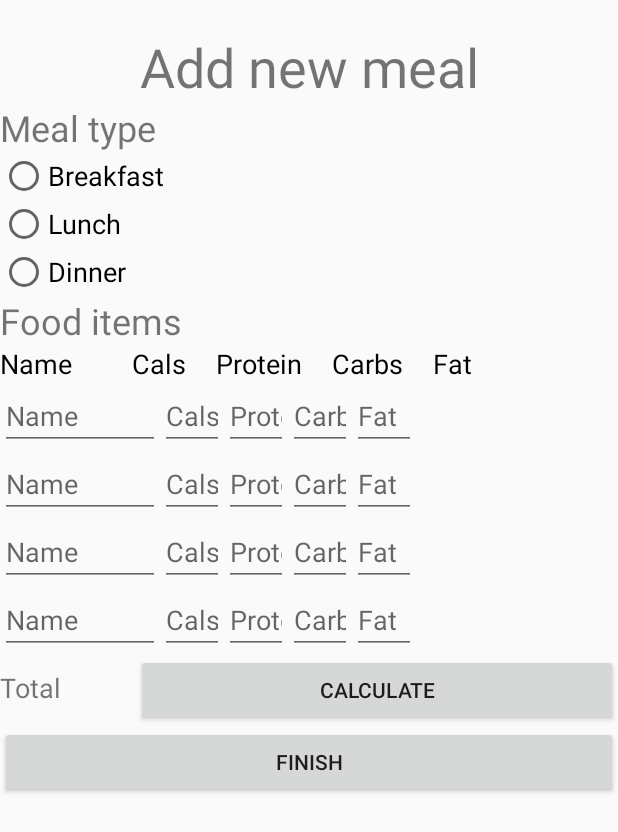
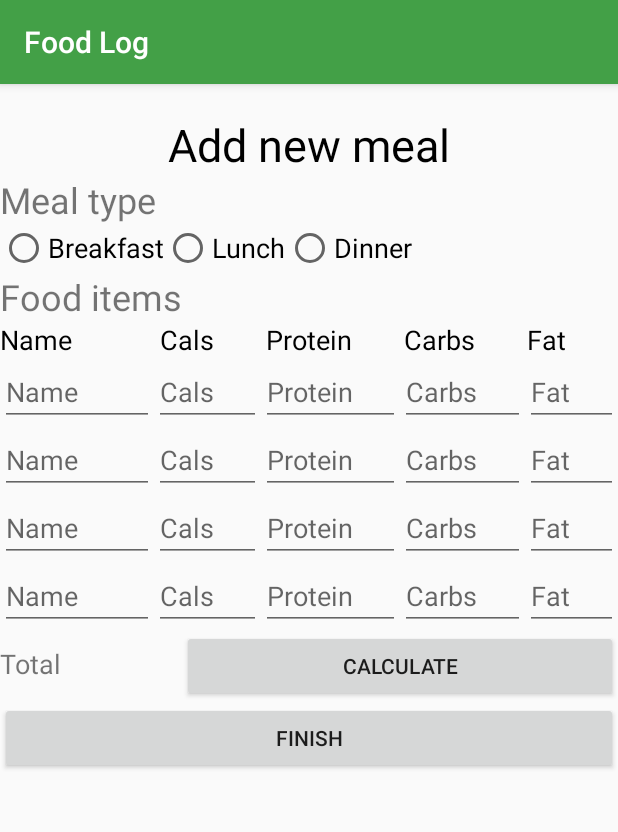
Before and after one commit to sidward35/FoodLog, an Android app: the screen it shows after launch (MainActivity), after a tap on an icon or button, on a phone screen of 412 x 824 dp. Shown: the top 832 px of the screen. Run offline under Robolectric (Android 15) with nearby library versions, the phone set to English and light mode, and no system bars.

Commit message:
Clean up meal entry UI

```diff
--- a/app/src/main/java/cf/sidward35/foodlog/MainActivity.java
+++ b/app/src/main/java/cf/sidward35/foodlog/MainActivity.java
@@ -10,13 +10,10 @@ import androidx.appcompat.widget.Toolbar;
 
 import android.util.Log;
 import android.view.View;
-import android.view.Menu;
-import android.view.MenuItem;
 import android.widget.Button;
 import android.widget.EditText;
 import android.widget.TextView;
-
-import org.w3c.dom.Text;
+import android.widget.Toast;
 
 import java.io.BufferedReader;
 import java.io.FileNotFoundException;
@@ -27,7 +24,7 @@ import java.io.OutputStreamWriter;
 
 public class MainActivity extends AppCompatActivity {
 
-    boolean mealEntry = false;
+    boolean mealEntry = false, sumCalculated = false;
     int calsSum=0, protSum=0, carbsSum=0, fatSum=0;
     final String FILENAME = "FoodLogData.txt";
 
@@ -50,19 +47,27 @@ public class MainActivity extends AppCompatActivity {
         }catch(Exception e){}
 
         FloatingActionButton fab = findViewById(R.id.fab);
+        fab.setImageResource(R.drawable.ic_add_white_24dp);
         fab.setOnClickListener(new View.OnClickListener() {
             @Override
             public void onClick(View view) {
                 setContentView(R.layout.meal_entry);
                 mealEntry = true;
 
+                Toolbar toolbar2 = findViewById(R.id.toolbar2);
+                toolbar2.setTitle("Food Log");
+
                 final Button finishButton = findViewById(R.id.button);
                 finishButton.setOnClickListener(new View.OnClickListener() {
                     @Override
                     public void onClick(View view) {
-                        writeToFile("Totals: "+calsSum+"|"+protSum+"|"+carbsSum+"|"+fatSum);
-                        hw.setText(readFromFile());
-                        onBackPressed();
+                        if(sumCalculated){
+                            writeToFile("Totals: "+calsSum+"|"+protSum+"|"+carbsSum+"|"+fatSum);
+                            hw.setText(readFromFile());
+                            onBackPressed();
+                        }else{
+                            Toast.makeText(getApplicationContext(), "Press 'Calculate' first!", Toast.LENGTH_LONG).show();
+                        }
                     }
                 });
 
@@ -100,6 +105,8 @@ public class MainActivity extends AppCompatActivity {
                 calcButton.setOnClickListener(new View.OnClickListener() {
                     @Override
                     public void onClick(View view) {
+                        sumCalculated = true;
+
                         if(cals1.getText().toString().isEmpty()) cals1.setText("0");
                         if(cals2.getText().toString().isEmpty()) cals2.setText("0");
                         if(cals3.getText().toString().isEmpty()) cals3.setText("0");
@@ -146,31 +153,10 @@ public class MainActivity extends AppCompatActivity {
     public void onBackPressed(){
         if(mealEntry){
             mealEntry = false;
+            sumCalculated = false;
             onResume();
         }
         else System.exit(0);
-    }
-
-    @Override
-    public boolean onCreateOptionsMenu(Menu menu) {
-        // Inflate the menu; this adds items to the action bar if it is present.
-        getMenuInflater().inflate(R.menu.menu_main, menu);
-        return true;
-    }
-
-    @Override
-    public boolean onOptionsItemSelected(MenuItem item) {
-        // Handle action bar item clicks here. The action bar will
-        // automatically handle clicks on the Home/Up button, so long
-        // as you specify a parent activity in AndroidManifest.xml.
-        int id = item.getItemId();
-
-        //noinspection SimplifiableIfStatement
-        if (id == R.id.action_settings) {
-            return true;
-        }
-
-        return super.onOptionsItemSelected(item);
     }
 
     private void writeToFile(String data) {
--- /dev/null
+++ b/app/src/main/res/drawable/ic_add_white_24dp.xml
@@ -0,0 +1,5 @@
+<vector android:height="24dp" android:tint="#FFFFFF"
+    android:viewportHeight="24.0" android:viewportWidth="24.0"
+    android:width="24dp" xmlns:android="http://schemas.android.com/apk/res/android">
+    <path android:fillColor="#FF000000" android:pathData="M19,13h-6v6h-2v-6H5v-2h6V5h2v6h6v2z"/>
+</vector>
--- a/app/src/main/res/layout/meal_entry.xml
+++ b/app/src/main/res/layout/meal_entry.xml
@@ -1,7 +1,23 @@
 <?xml version="1.0" encoding="utf-8"?>
 <LinearLayout xmlns:android="http://schemas.android.com/apk/res/android"
-    android:orientation="vertical" android:layout_width="match_parent"
+    xmlns:app="http://schemas.android.com/apk/res-auto"
+    android:orientation="vertical"
+    android:layout_width="match_parent"
     android:layout_height="match_parent">
+
+    <com.google.android.material.appbar.AppBarLayout
+        android:layout_width="match_parent"
+        android:layout_height="wrap_content"
+        android:theme="@style/AppTheme.AppBarOverlay">
+
+        <androidx.appcompat.widget.Toolbar
+            android:id="@+id/toolbar2"
+            android:layout_width="match_parent"
+            android:layout_height="?attr/actionBarSize"
+            android:background="?attr/colorPrimary"
+            app:popupTheme="@style/AppTheme.PopupOverlay" />
+
+    </com.google.android.material.appbar.AppBarLayout>
 
     <TextView
         android:id="@+id/textView"
@@ -10,7 +26,8 @@
         android:layout_marginTop="20sp"
         android:text="Add new meal"
         android:textAlignment="center"
-        android:textSize="36sp" />
+        android:textColor="#000000"
+        android:textSize="30sp" />
 
     <TextView
         android:id="@+id/textView2"
@@ -22,6 +39,7 @@
     <RadioGroup
         android:layout_width="wrap_content"
         android:layout_height="wrap_content"
+        android:orientation="horizontal"
         android:baselineAligned="false">
 
         <RadioButton
@@ -63,7 +81,7 @@
             android:id="@+id/textView4"
             android:layout_width="wrap_content"
             android:layout_height="wrap_content"
-            android:layout_marginRight="40sp"
+            android:layout_weight="30"
             android:text="Name"
             android:textColor="#000000"
             android:textSize="18sp" />
@@ -72,7 +90,7 @@
             android:id="@+id/textView5"
             android:layout_width="wrap_content"
             android:layout_height="wrap_content"
-            android:layout_marginRight="20sp"
+            android:layout_weight="17.5"
             android:text="Cals"
             android:textColor="#000000"
             android:textSize="18sp" />
@@ -81,7 +99,7 @@
             android:id="@+id/textView6"
             android:layout_width="wrap_content"
             android:layout_height="wrap_content"
-            android:layout_marginRight="20sp"
+            android:layout_weight="17.5"
             android:text="Protein"
             android:textColor="#000000"
             android:textSize="18sp" />
@@ -90,7 +108,7 @@
             android:id="@+id/textView7"
             android:layout_width="wrap_content"
             android:layout_height="wrap_content"
-            android:layout_marginRight="20sp"
+            android:layout_weight="17.5"
             android:text="Carbs"
             android:textColor="#000000"
             android:textSize="18sp" />
@@ -99,6 +117,7 @@
             android:id="@+id/textView8"
             android:layout_width="wrap_content"
             android:layout_height="wrap_content"
+            android:layout_weight="17.5"
             android:text="Fat"
             android:textColor="#000000"
             android:textSize="18sp" />
@@ -113,7 +132,7 @@
             android:id="@+id/editText"
             android:layout_width="wrap_content"
             android:layout_height="wrap_content"
-            android:ems="5"
+            android:layout_weight="30"
             android:inputType="textPersonName"
             android:hint="Name" />
 
@@ -121,7 +140,7 @@
             android:id="@+id/editText2"
             android:layout_width="wrap_content"
             android:layout_height="wrap_content"
-            android:ems="2"
+            android:layout_weight="17.5"
             android:inputType="number"
             android:hint="Cals" />
 
@@ -129,7 +148,7 @@
             android:id="@+id/editText3"
             android:layout_width="wrap_content"
             android:layout_height="wrap_content"
-            android:ems="2"
+            android:layout_weight="17.5"
             android:inputType="number"
             android:hint="Protein" />
 
@@ -137,7 +156,7 @@
             android:id="@+id/editText4"
             android:layout_width="wrap_content"
             android:layout_height="wrap_content"
-            android:ems="2"
+            android:layout_weight="17.5"
             android:inputType="number"
             android:hint="Carbs" />
 
@@ -145,7 +164,7 @@
             android:id="@+id/editText5"
             android:layout_width="wrap_content"
             android:layout_height="wrap_content"
-            android:ems="2"
+            android:layout_weight="17.5"
             android:inputType="number"
             android:hint="Fat" />
     </LinearLayout>
@@ -159,7 +178,7 @@
             android:id="@+id/editText6"
             android:layout_width="wrap_content"
             android:layout_height="wrap_content"
-            android:ems="5"
+            android:layout_weight="30"
             android:inputType="textPersonName"
             android:hint="Name" />
 
@@ -167,7 +186,7 @@
             android:id="@+id/editText7"
             android:layout_width="wrap_content"
             android:layout_height="wrap_content"
-            android:ems="2"
+            android:layout_weight="17.5"
             android:inputType="number"
             android:hint="Cals" />
 
@@ -175,7 +194,7 @@
             android:id="@+id/editText8"
             android:layout_width="wrap_content"
             android:layout_height="wrap_content"
-            android:ems="2"
+            android:layout_weight="17.5"
             android:inputType="number"
             android:hint="Protein" />
 
@@ -183,7 +202,7 @@
             android:id="@+id/editText9"
             android:layout_width="wrap_content"
             android:layout_height="wrap_content"
-            android:ems="2"
+            android:layout_weight="17.5"
             android:inputType="number"
             android:hint="Carbs" />
 
@@ -191,7 +210,7 @@
             android:id="@+id/editText10"
             android:layout_width="wrap_content"
             android:layout_height="wrap_content"
-            android:ems="2"
+            android:layout_weight="17.5"
             android:inputType="number"
             android:hint="Fat" />
     </LinearLayout>
@@ -205,7 +224,7 @@
             android:id="@+id/editText11"
             android:layout_width="wrap_content"
             android:layout_height="wrap_content"
-            android:ems="5"
+            android:layout_weight="30"
             android:inputType="textPersonName"
             android:hint="Name" />
 
@@ -213,7 +232,7 @@
             android:id="@+id/editText12"
             android:layout_width="wrap_content"
             android:layout_height="wrap_content"
-            android:ems="2"
+            android:layout_weight="17.5"
             android:inputType="number"
             android:hint="Cals" />
 
@@ -221,7 +240,7 @@
             android:id="@+id/editText13"
             android:layout_width="wrap_content"
             android:layout_height="wrap_content"
-            android:ems="2"
+            android:layout_weight="17.5"
             android:inputType="number"
             android:hint="Protein" />
 
@@ -229,7 +248,7 @@
             android:id="@+id/editText14"
             android:layout_width="wrap_content"
             android:layout_height="wrap_content"
-            android:ems="2"
+            android:layout_weight="17.5"
             android:inputType="number"
             android:hint="Carbs" />
 
@@ -237,7 +256,7 @@
             android:id="@+id/editText15"
             android:layout_width="wrap_content"
             android:layout_height="wrap_content"
-            android:ems="2"
+            android:layout_weight="17.5"
             android:inputType="number"
             android:hint="Fat" />
     </LinearLayout>
@@ -251,7 +270,7 @@
             android:id="@+id/editText16"
             android:layout_width="wrap_content"
             android:layout_height="wrap_content"
-            android:ems="5"
+            android:layout_weight="30"
             android:inputType="textPersonName"
             android:hint="Name" />
 
@@ -259,7 +278,7 @@
             android:id="@+id/editText17"
             android:layout_width="wrap_content"
             android:layout_height="wrap_content"
-            android:ems="2"
+            android:layout_weight="17.5"
             android:inputType="number"
             android:hint="Cals" />
 
@@ -267,7 +286,7 @@
             android:id="@+id/editText18"
             android:layout_width="wrap_content"
             android:layout_height="wrap_content"
-            android:ems="2"
+            android:layout_weight="17.5"
             android:inputType="number"
             android:hint="Protein" />
 
@@ -275,7 +294,7 @@
             android:id="@+id/editText19"
             android:layout_width="wrap_content"
             android:layout_height="wrap_content"
-            android:ems="2"
+            android:layout_weight="17.5"
             android:inputType="number"
             android:hint="Carbs" />
 
@@ -283,7 +302,7 @@
             android:id="@+id/editText20"
             android:layout_width="wrap_content"
             android:layout_height="wrap_content"
-            android:ems="2"
+            android:layout_weight="17.5"
             android:inputType="number"
             android:hint="Fat" />
     </LinearLayout>
@@ -297,7 +316,7 @@
             android:id="@+id/textView9"
             android:layout_width="wrap_content"
             android:layout_height="wrap_content"
-            android:layout_marginRight="50sp"
+            android:layout_weight="30"
             android:text="Total"
             android:textSize="18sp" />
 
@@ -305,14 +324,14 @@
             android:id="@+id/button2"
             android:layout_width="wrap_content"
             android:layout_height="wrap_content"
-            android:layout_weight="1"
+            android:layout_weight="70"
             android:text="Calculate" />
 
         <TextView
             android:id="@+id/textView10"
             android:layout_width="wrap_content"
             android:layout_height="wrap_content"
-            android:layout_marginRight="40sp"
+            android:layout_weight="17.5"
             android:text="0"
             android:textColor="#000000"
             android:textSize="18sp" />
@@ -321,7 +340,7 @@
             android:id="@+id/textView11"
             android:layout_width="wrap_content"
             android:layout_height="wrap_content"
-            android:layout_marginRight="40sp"
+            android:layout_weight="17.5"
             android:text="0"
             android:textColor="#000000"
             android:textSize="18sp" />
@@ -330,7 +349,7 @@
             android:id="@+id/textView12"
             android:layout_width="wrap_content"
             android:layout_height="wrap_content"
-            android:layout_marginRight="40sp"
+            android:layout_weight="17.5"
             android:text="0"
             android:textColor="#000000"
             android:textSize="18sp" />
@@ -339,6 +358,7 @@
             android:id="@+id/textView13"
             android:layout_width="wrap_content"
             android:layout_height="wrap_content"
+            android:layout_weight="17.5"
             android:text="0"
             android:textColor="#000000"
             android:textSize="18sp" />
--- a/app/src/main/res/values/colors.xml
+++ b/app/src/main/res/values/colors.xml
@@ -1,6 +1,6 @@
 <?xml version="1.0" encoding="utf-8"?>
 <resources>
-    <color name="colorPrimary">#008577</color>
-    <color name="colorPrimaryDark">#00574B</color>
-    <color name="colorAccent">#D81B60</color>
+    <color name="colorPrimary">#43a047</color>
+    <color name="colorPrimaryDark">#00701a</color>
+    <color name="colorAccent">#039be5</color>
 </resources>
```
Also changed, not shown: 1 other file.
